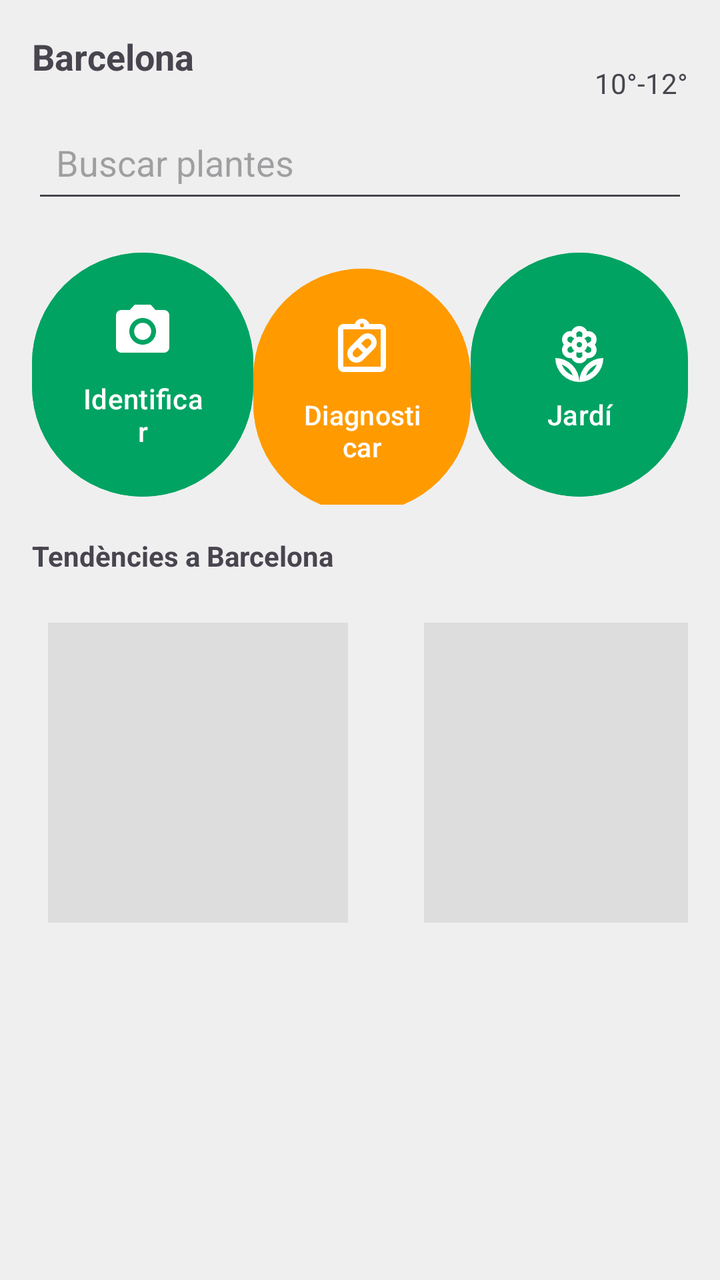
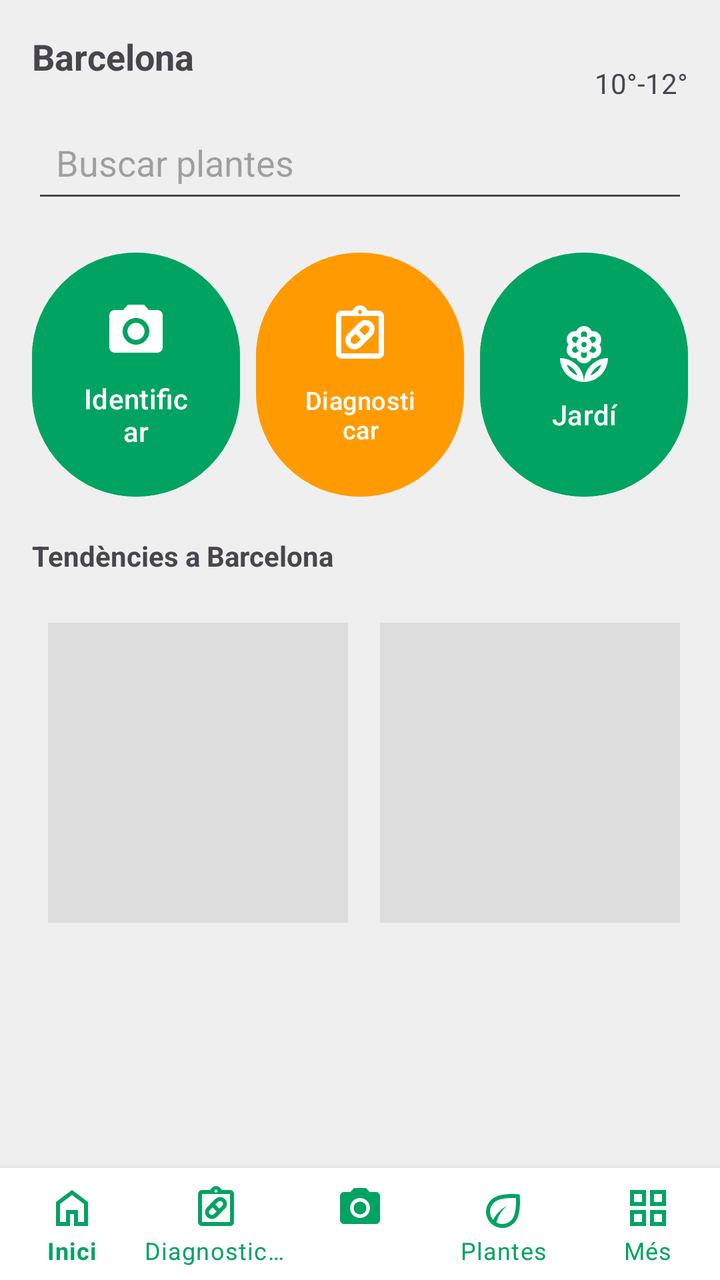

The first picture is an Android layout as it rendered before a commit; the second is the same layout after the commit. The layout source and the unified diff follow.
<!-- AndroidManifest.xml: application theme Theme.Plantzone -->
<!-- res/layout/activity_main.xml -->
<?xml version="1.0" encoding="utf-8"?>
<androidx.constraintlayout.widget.ConstraintLayout
    xmlns:android="http://schemas.android.com/apk/res/android"
    xmlns:app="http://schemas.android.com/apk/res-auto"
    xmlns:tools="http://schemas.android.com/tools"
    android:layout_width="match_parent"
    android:layout_height="match_parent"
    android:background="@color/lightgray">

    
    <TextView
        android:id="@+id/txtCiudad"
        android:layout_width="wrap_content"
        android:layout_height="wrap_content"
        android:text="Barcelona"
        android:textSize="18sp"
        android:textStyle="bold"
        app:layout_constraintTop_toTopOf="parent"
        app:layout_constraintStart_toStartOf="parent"
        android:layout_margin="16dp"/>

    <TextView
        android:id="@+id/txtTemp"
        android:layout_width="wrap_content"
        android:layout_height="wrap_content"
        android:text="10°-12°"
        app:layout_constraintTop_toTopOf="@id/txtCiudad"
        app:layout_constraintEnd_toEndOf="parent"
        android:layout_margin="16dp"/>

    
    <EditText
        android:id="@+id/search"
        android:layout_width="0dp"
        android:layout_height="50dp"
        android:hint="Buscar plantes"
        android:padding="12dp"
        app:layout_constraintTop_toBottomOf="@id/txtCiudad"
        app:layout_constraintStart_toStartOf="parent"
        app:layout_constraintEnd_toEndOf="parent"
        android:layout_margin="16dp"/>

    
    <LinearLayout
        android:id="@+id/menuOpciones"
        android:layout_width="0dp"
        android:layout_height="130dp"
        android:orientation="horizontal"
        android:weightSum="3"
        app:layout_constraintTop_toBottomOf="@id/search"
        app:layout_constraintStart_toStartOf="parent"
        app:layout_constraintEnd_toEndOf="parent"
        android:layout_margin="16dp">

        <com.google.android.material.button.MaterialButton
            android:layout_width="2dp"
            android:layout_height="match_parent"
            android:layout_weight="1"
            android:text="Identificar"
            app:icon="@drawable/ic_camera"
            app:iconGravity="textTop"
            app:iconPadding="8dp"
            app:iconSize="32dp"
            android:backgroundTint="@color/green_500"/>

        <com.google.android.material.button.MaterialButton
            android:layout_width="0dp"
            android:layout_height="130dp"
            android:layout_weight="1"
            android:backgroundTint="@color/orange_500"
            android:text="Diagnosticar"
            android:textSize="13.5dp"
            app:icon="@drawable/ic_health"
            app:iconGravity="textTop"
            app:iconPadding="8dp"
            app:iconSize="32dp" />

        <com.google.android.material.button.MaterialButton
            android:layout_width="0dp"
            android:layout_height="130dp"
            android:layout_weight="1"
            android:backgroundTint="@color/green_500"
            android:text="Jardí"
            app:icon="@drawable/ic_plant"
            app:iconGravity="textTop"
            app:iconPadding="8dp"
            app:iconSize="32dp" />

    </LinearLayout>

    
    <TextView
        android:id="@+id/txtTendencias"
        android:layout_width="wrap_content"
        android:layout_height="wrap_content"
        android:text="Tendències a Barcelona"
        android:textStyle="bold"
        app:layout_constraintTop_toBottomOf="@id/menuOpciones"
        android:layout_margin="16dp"
        app:layout_constraintStart_toStartOf="parent"/>

    <GridLayout
        android:layout_width="0dp"
        android:layout_height="wrap_content"
        android:columnCount="2"
        app:layout_constraintTop_toBottomOf="@id/txtTendencias"
        app:layout_constraintStart_toStartOf="parent"
        app:layout_constraintEnd_toEndOf="parent"
        android:layout_margin="16dp">

        <View
            android:layout_width="150dp"
            android:layout_height="150dp"
            android:background="#DDDDDD"
            android:layout_margin="8dp"
            android:layout_marginRight="30dp"/>

        <View
            android:layout_width="150dp"
            android:layout_height="150dp"
            android:background="#DDDDDD"
            android:layout_margin="8dp"/>
    </GridLayout>

</androidx.constraintlayout.widget.ConstraintLayout>
<!-- resources referenced by this layout -->
<resources>
  <color name="green_500">#00A362</color>
  <color name="lightgray">#EFEFEF</color>
  <color name="orange_500">#FF9B00</color>
  <!-- drawable ic_camera (drawable) -->
  <vector xmlns:android="http://schemas.android.com/apk/res/android" android:height="24dp" android:tint="#00A362" android:viewportHeight="24" android:viewportWidth="24" android:width="24dp">
        
      <path android:fillColor="@android:color/white" android:pathData="M12,12m-3.2,0a3.2,3.2 0,1 1,6.4 0a3.2,3.2 0,1 1,-6.4 0"/>
        
      <path android:fillColor="@android:color/white" android:pathData="M9,2L7.17,4L4,4c-1.1,0 -2,0.9 -2,2v12c0,1.1 0.9,2 2,2h16c1.1,0 2,-0.9 2,-2L22,6c0,-1.1 -0.9,-2 -2,-2h-3.17L15,2L9,2zM12,17c-2.76,0 -5,-2.24 -5,-5s2.24,-5 5,-5 5,2.24 5,5 -2.24,5 -5,5z"/>
      
  </vector>
  <!-- drawable ic_health (drawable) -->
  <vector xmlns:android="http://schemas.android.com/apk/res/android" android:height="24dp" android:tint="#FF9B00" android:viewportHeight="960" android:viewportWidth="960" android:width="24dp">
        
      <path android:fillColor="@android:color/white" android:pathData="M494,660Q454,700 397,700Q340,700 300,660Q260,620 260,563.5Q260,507 300,467L466,300Q506,260 563,260Q620,260 660,300Q700,340 700,396.5Q700,453 660,493L494,660ZM356,603Q379,626 403.5,619.5Q428,613 437,604L492,548L412,468L356,523Q339,540 339,563Q339,586 356,603ZM604,357Q581,334 556.5,340.5Q532,347 523,356L468,412L548,492L604,437Q621,420 621,397Q621,374 604,357ZM200,840Q167,840 143.5,816.5Q120,793 120,760L120,200Q120,167 143.5,143.5Q167,120 200,120L368,120Q381,84 411.5,62Q442,40 480,40Q518,40 548.5,62Q579,84 592,120L760,120Q793,120 816.5,143.5Q840,167 840,200L840,760Q840,793 816.5,816.5Q793,840 760,840L200,840ZM200,760L760,760Q760,760 760,760Q760,760 760,760L760,200Q760,200 760,200Q760,200 760,200L200,200Q200,200 200,200Q200,200 200,200L200,760Q200,760 200,760Q200,760 200,760ZM501.5,161.5Q510,153 510,140Q510,127 501.5,118.5Q493,110 480,110Q467,110 458.5,118.5Q450,127 450,140Q450,153 458.5,161.5Q467,170 480,170Q493,170 501.5,161.5ZM200,760Q200,760 200,760Q200,760 200,760L200,200Q200,200 200,200Q200,200 200,200L200,200Q200,200 200,200Q200,200 200,200L200,760Q200,760 200,760Q200,760 200,760Z"/>
      
  </vector>
  <!-- drawable ic_plant: vector/xml drawable (drawable, 3722 chars, omitted) -->
  <style name="Theme.Plantzone" parent="Base.Theme.Plantzone" />
  <style name="Base.Theme.Plantzone" parent="Theme.Material3.DayNight.NoActionBar">
          <item name="colorPrimary">@color/blue_500</item>
          <item name="colorOnPrimary">@color/white</item>
  
          <item name="colorSecondary">@color/orange_500</item>
          <item name="colorOnSecondary">@color/black</item>
  
          <item name="colorTertiary">@color/green_500</item>
          <item name="colorOnTertiary">@color/white</item>
  
          <item name="android:colorBackground">@color/white</item>
          <item name="colorOnBackground">@color/black</item>
  
          <item name="colorSurface">@color/blue_50</item>
          <item name="colorOnSurface">@color/black</item>
  
      </style>
  <color name="blue_500">#009CFF</color>
  <color name="white">#FFFFFF</color>
  <color name="black">#0F0F0F</color>
  <color name="blue_50">#E3F3FE</color>
</resources>

<!-- the commit's change to res/layout/activity_main.xml (unified diff, before → after) -->
@@ -1,5 +1,5 @@
 <?xml version="1.0" encoding="utf-8"?>
-<androidx.constraintlayout.widget.ConstraintLayout
+<androidx.coordinatorlayout.widget.CoordinatorLayout
     xmlns:android="http://schemas.android.com/apk/res/android"
     xmlns:app="http://schemas.android.com/apk/res-auto"
     xmlns:tools="http://schemas.android.com/tools"
@@ -8,118 +8,141 @@
     android:background="@color/lightgray">
 
     
-    <TextView
-        android:id="@+id/txtCiudad"
-        android:layout_width="wrap_content"
-        android:layout_height="wrap_content"
-        android:text="Barcelona"
-        android:textSize="18sp"
-        android:textStyle="bold"
-        app:layout_constraintTop_toTopOf="parent"
-        app:layout_constraintStart_toStartOf="parent"
-        android:layout_margin="16dp"/>
+    <androidx.constraintlayout.widget.ConstraintLayout
+        android:layout_width="match_parent"
+        android:layout_height="match_parent"
+        android:paddingBottom="80dp"
+        android:background="@color/lightgray">
 
-    <TextView
-        android:id="@+id/txtTemp"
-        android:layout_width="wrap_content"
-        android:layout_height="wrap_content"
-        android:text="10°-12°"
-        app:layout_constraintTop_toTopOf="@id/txtCiudad"
-        app:layout_constraintEnd_toEndOf="parent"
-        android:layout_margin="16dp"/>
+        
+        <TextView
+            android:id="@+id/txtCiudad"
+            android:layout_width="wrap_content"
+            android:layout_height="wrap_content"
+            android:text="Barcelona"
+            android:textSize="18sp"
+            android:textStyle="bold"
+            app:layout_constraintTop_toTopOf="parent"
+            app:layout_constraintStart_toStartOf="parent"
+            android:layout_margin="16dp"/>
+
+        <TextView
+            android:id="@+id/txtTemp"
+            android:layout_width="wrap_content"
+            android:layout_height="wrap_content"
+            android:text="10°-12°"
+            app:layout_constraintTop_toTopOf="@id/txtCiudad"
+            app:layout_constraintEnd_toEndOf="parent"
+            android:layout_margin="16dp"/>
+
+        
+        <EditText
+            android:id="@+id/search"
+            android:layout_width="0dp"
+            android:layout_height="50dp"
+            android:hint="Buscar plantes"
+            android:padding="12dp"
+            app:layout_constraintTop_toBottomOf="@id/txtCiudad"
+            app:layout_constraintStart_toStartOf="parent"
+            app:layout_constraintEnd_toEndOf="parent"
+            android:layout_margin="16dp"/>
+
+        
+        <LinearLayout
+            android:id="@+id/menuOpciones"
+            android:layout_width="0dp"
+            android:layout_height="130dp"
+            android:orientation="horizontal"
+            android:weightSum="3"
+            app:layout_constraintTop_toBottomOf="@id/search"
+            app:layout_constraintStart_toStartOf="parent"
+            app:layout_constraintEnd_toEndOf="parent"
+            android:layout_margin="16dp">
+
+            <com.google.android.material.button.MaterialButton
+                android:layout_width="0dp"
+                android:layout_height="match_parent"
+                android:layout_weight="1"
+                android:text="Identificar"
+                android:layout_marginEnd="4dp"
+                app:icon="@drawable/ic_camera"
+                app:iconGravity="textTop"
+                app:iconPadding="8dp"
+                app:iconSize="32dp"
+                android:backgroundTint="@color/green_500"/>
+
+            <com.google.android.material.button.MaterialButton
+                android:layout_width="0dp"
+                android:layout_height="match_parent"
+                android:layout_weight="1"
+                android:backgroundTint="@color/orange_500"
+                android:text="Diagnosticar"
+                android:textSize="12.5sp"
+                android:layout_marginHorizontal="4dp"
+                app:icon="@drawable/ic_health"
+                app:iconGravity="textTop"
+                app:iconPadding="8dp"
+                app:iconSize="32dp" />
+
+            <com.google.android.material.button.MaterialButton
+                android:layout_width="0dp"
+                android:layout_height="match_parent"
+                android:layout_weight="1"
+                android:backgroundTint="@color/green_500"
+                android:text="Jardí"
+                android:layout_marginStart="4dp"
+                app:icon="@drawable/ic_plant"
+                app:iconGravity="textTop"
+                app:iconPadding="8dp"
+                app:iconSize="32dp" />
+
+        </LinearLayout>
+
+        
+        <TextView
+            android:id="@+id/txtTendencias"
+            android:layout_width="wrap_content"
+            android:layout_height="wrap_content"
+            android:text="Tendències a Barcelona"
+            android:textStyle="bold"
+            app:layout_constraintTop_toBottomOf="@id/menuOpciones"
+            android:layout_margin="16dp"
+            app:layout_constraintStart_toStartOf="parent"/>
+
+        <GridLayout
+            android:id="@+id/gridTendencies"
+            android:layout_width="0dp"
+            android:layout_height="wrap_content"
+            android:columnCount="2"
+            app:layout_constraintTop_toBottomOf="@id/txtTendencias"
+            app:layout_constraintStart_toStartOf="parent"
+            app:layout_constraintEnd_toEndOf="parent"
+            android:layout_margin="16dp">
+
+            <View
+                android:layout_width="150dp"
+                android:layout_height="150dp"
+                android:background="#DDDDDD"
+                android:layout_margin="8dp"
+                android:layout_marginEnd="30dp"/>
+
+            <View
+                android:layout_width="150dp"
+                android:layout_height="150dp"
+                android:background="#DDDDDD"
+                android:layout_margin="8dp"/>
+
+        </GridLayout>
+
+    </androidx.constraintlayout.widget.ConstraintLayout>
 
     
-    <EditText
-        android:id="@+id/search"
-        android:layout_width="0dp"
-        android:layout_height="50dp"
-        android:hint="Buscar plantes"
-        android:padding="12dp"
-        app:layout_constraintTop_toBottomOf="@id/txtCiudad"
-        app:layout_constraintStart_toStartOf="parent"
-        app:layout_constraintEnd_toEndOf="parent"
-        android:layout_margin="16dp"/>
+    <com.google.android.material.bottomnavigation.BottomNavigationView
+        android:id="@+id/bottomNav"
+        android:layout_width="match_parent"
+        android:layout_height="wrap_content"
+        android:layout_gravity="bottom"
+        app:menu="@menu/bottom_nav_menu"
+        app:labelVisibilityMode="labeled" />
 
-    
-    <LinearLayout
-        android:id="@+id/menuOpciones"
-        android:layout_width="0dp"
-        android:layout_height="130dp"
-        android:orientation="horizontal"
-        android:weightSum="3"
-        app:layout_constraintTop_toBottomOf="@id/search"
-        app:layout_constraintStart_toStartOf="parent"
-        app:layout_constraintEnd_toEndOf="parent"
-        android:layout_margin="16dp">
-
-        <com.google.android.material.button.MaterialButton
-            android:layout_width="2dp"
-            android:layout_height="match_parent"
-            android:layout_weight="1"
-            android:text="Identificar"
-            app:icon="@drawable/ic_camera"
-            app:iconGravity="textTop"
-            app:iconPadding="8dp"
-            app:iconSize="32dp"
-            android:backgroundTint="@color/green_500"/>
-
-        <com.google.android.material.button.MaterialButton
-            android:layout_width="0dp"
-            android:layout_height="130dp"
-            android:layout_weight="1"
-            android:backgroundTint="@color/orange_500"
-            android:text="Diagnosticar"
-            android:textSize="13.5dp"
-            app:icon="@drawable/ic_health"
-            app:iconGravity="textTop"
-            app:iconPadding="8dp"
-            app:iconSize="32dp" />
-
-        <com.google.android.material.button.MaterialButton
-            android:layout_width="0dp"
-            android:layout_height="130dp"
-            android:layout_weight="1"
-            android:backgroundTint="@color/green_500"
-            android:text="Jardí"
-            app:icon="@drawable/ic_plant"
-            app:iconGravity="textTop"
-            app:iconPadding="8dp"
-            app:iconSize="32dp" />
-
-    </LinearLayout>
-
-    
-    <TextView
-        android:id="@+id/txtTendencias"
-        android:layout_width="wrap_content"
-        android:layout_height="wrap_content"
-        android:text="Tendències a Barcelona"
-        android:textStyle="bold"
-        app:layout_constraintTop_toBottomOf="@id/menuOpciones"
-        android:layout_margin="16dp"
-        app:layout_constraintStart_toStartOf="parent"/>
-
-    <GridLayout
-        android:layout_width="0dp"
-        android:layout_height="wrap_content"
-        android:columnCount="2"
-        app:layout_constraintTop_toBottomOf="@id/txtTendencias"
-        app:layout_constraintStart_toStartOf="parent"
-        app:layout_constraintEnd_toEndOf="parent"
-        android:layout_margin="16dp">
-
-        <View
-            android:layout_width="150dp"
-            android:layout_height="150dp"
-            android:background="#DDDDDD"
-            android:layout_margin="8dp"
-            android:layout_marginRight="30dp"/>
-
-        <View
-            android:layout_width="150dp"
-            android:layout_height="150dp"
-            android:background="#DDDDDD"
-            android:layout_margin="8dp"/>
-    </GridLayout>
-
-</androidx.constraintlayout.widget.ConstraintLayout>
+</androidx.coordinatorlayout.widget.CoordinatorLayout>
<!-- resource entries referenced after the edit -->
@@ -22,23 +22,26 @@
   <style name="Base.Theme.Plantzone" parent="Theme.Material3.DayNight.NoActionBar">
           <item name="colorPrimary">@color/blue_500</item>
           <item name="colorOnPrimary">@color/white</item>
-  
           <item name="colorSecondary">@color/orange_500</item>
           <item name="colorOnSecondary">@color/black</item>
-  
           <item name="colorTertiary">@color/green_500</item>
           <item name="colorOnTertiary">@color/white</item>
-  
           <item name="android:colorBackground">@color/white</item>
           <item name="colorOnBackground">@color/black</item>
-  
           <item name="colorSurface">@color/blue_50</item>
           <item name="colorOnSurface">@color/black</item>
   
+          
+          <item name="bottomNavigationStyle">@style/MyBottomNav</item>
       </style>
   <color name="blue_500">#009CFF</color>
   <color name="white">#FFFFFF</color>
   <color name="black">#0F0F0F</color>
   <color name="blue_50">#E3F3FE</color>
+  <style name="MyBottomNav" parent="Widget.MaterialComponents.BottomNavigationView">
+          <item name="itemIconTint">@color/green_500</item>
+          <item name="itemTextColor">@color/green_500</item>
+          <item name="android:background">@color/white</item>
+      </style>
 </resources>
 
